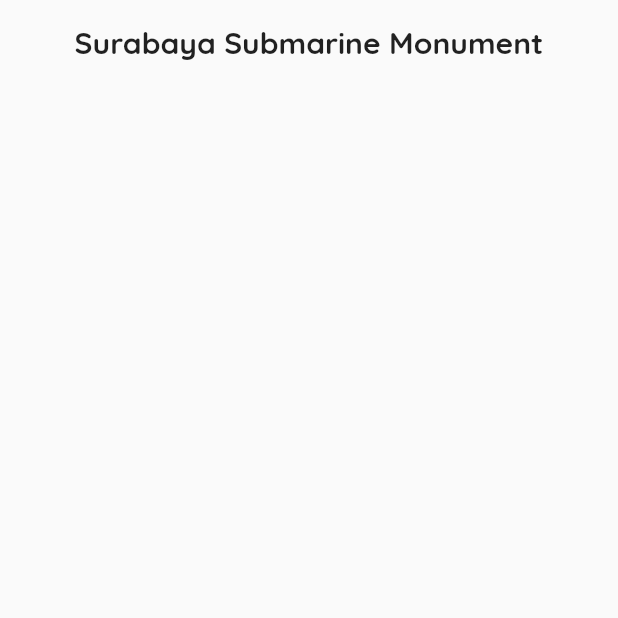
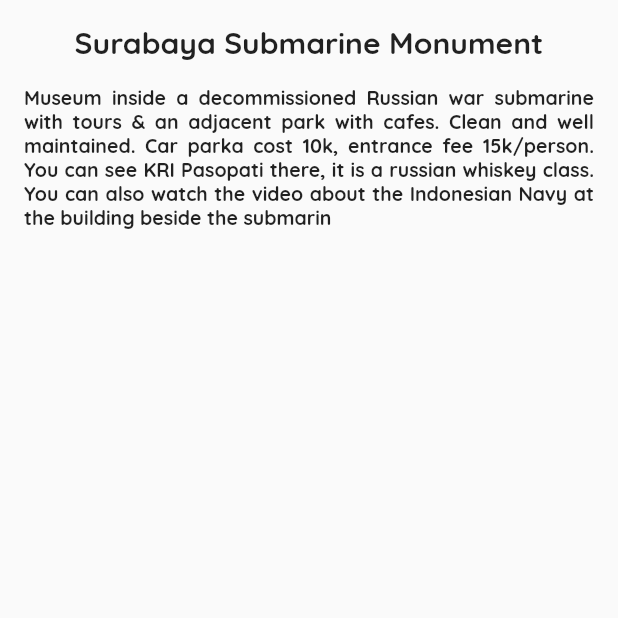
Before and after one commit to azuhri/hello-world-flutter, a Flutter app: the screen it shows after launch, on a phone screen of 412 x 824 dp, the top half of it. Run offline on Flutter 3.47's test engine with Material 2 defaults, Android fonts, the phone set to English and light mode, and no system bars.

Commit message:
update praktikum 3 part 1 percobaan 2

```diff
--- a/lib/main.dart
+++ b/lib/main.dart
@@ -39,7 +39,19 @@ class DetailScreen extends StatelessWidget {
                             fontFamily: 'Quicksand',
                           ),
                       ),
-              )
+                    ),
+                    Container(
+                      margin: EdgeInsets.only(top: 16.0, right: 16.0, left: 16.0, bottom: 5.0),
+                      child: Text(
+                        "Museum inside a decommissioned Russian war submarine with tours & an adjacent park with cafes. Clean and well maintained. Car parka cost 10k, entrance fee 15k/person. You can see KRI Pasopati there, it is a russian whiskey class. You can also watch the video about the Indonesian Navy at the building beside the submarin",
+                        textAlign: TextAlign.justify,
+                        style: TextStyle(
+                          fontSize: 13.0,
+                          fontWeight: FontWeight.bold,
+                          fontFamily: 'Quicksand',
+                        ),
+                      ),
+                    ),
             ]
           )
         )
```
